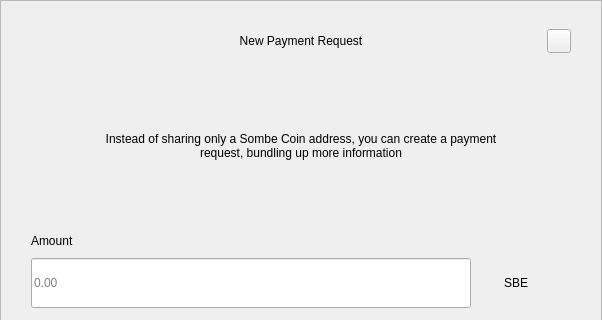
Before: the Qt Designer form src/qt/Sombe/forms/requestdialog.ui in unixteam2020/po, drawn with Qt 5; both pictures show x 0 to 602 and y 0 to 320 of the 602 by 607 pixel window.
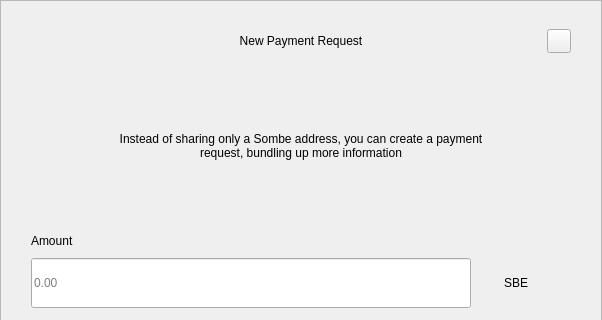
After: the same form once the commit is applied.

Commit message: fix sombe coin to sombe

```diff
--- a/src/qt/Sombe/forms/requestdialog.ui
+++ b/src/qt/Sombe/forms/requestdialog.ui
@@ -210,7 +210,7 @@
              </size>
             </property>
             <property name="text">
-             <string>Instead of sharing only a Sombe Coin address, you can create a payment request, bundling up more information</string>
+             <string>Instead of sharing only a Sombe address, you can create a payment request, bundling up more information</string>
             </property>
             <property name="alignment">
              <set>Qt::AlignCenter</set>
```
The commit also changes 445 other files.
